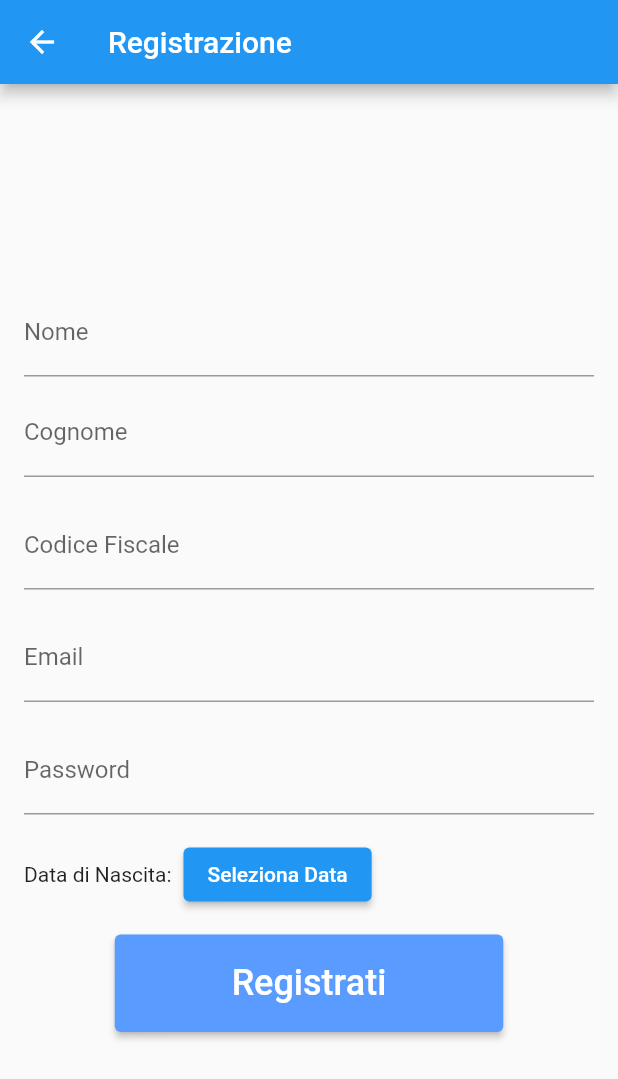
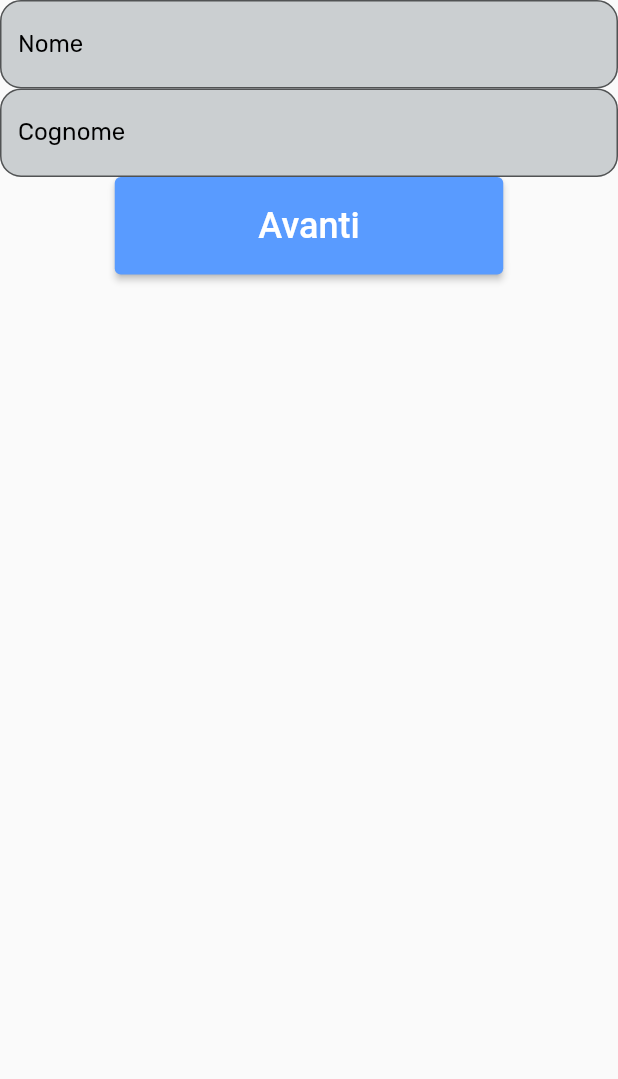
Before and after one commit to PoneiSaya/DeepTald, a Flutter app: the RegistrationScreen screen opened directly, on a phone screen of 412 x 824 dp. Shown: the top 1079 px of the screen. Run offline on Flutter 3.47's test engine with Material 2 defaults, Android fonts, the phone set to English and light mode, and no system bars; our stand-ins replace cloud_firestore, firebase_auth, firebase_core, get, google_fonts; accounts and stored records are empty.

Commit message:
add stepper  to registration

```diff
--- a/deep_tald/lib/features/authentication/controllers/auth_controller.dart
+++ b/deep_tald/lib/features/authentication/controllers/auth_controller.dart
@@ -27,7 +27,7 @@ class AuthController extends GetxController {
   _initialScreen(User? user) {
     if (user == null) {
       Get.offAll(() =>
-          LoginScreen()); //se al posto di login metti home ti porta alla home
+          RegistrationScreen()); //se al posto di login metti home ti porta alla home
     } else {
       print("TI SEI LOGGATO");
       //Get.offAll(() => HomePage()); quando avremo una home
--- a/deep_tald/lib/features/authentication/presentation/screens/registration_screen.dart
+++ b/deep_tald/lib/features/authentication/presentation/screens/registration_screen.dart
@@ -1,26 +1,38 @@
 import 'dart:convert';
 
 import 'package:crypto/crypto.dart';
-import '../../../../model/entity/paziente.dart';
-import '../../../../model/entity/medico.dart';
+import 'package:deep_tald/features/authentication/controllers/auth_controller.dart';
+import 'package:deep_tald/features/authentication/presentation/widget/Button.dart';
+import 'package:deep_tald/features/authentication/presentation/widget/custom_textfield.dart';
+import 'package:deep_tald/model/entity/paziente.dart';
+import 'package:firebase_auth/firebase_auth.dart';
 import 'package:flutter/material.dart';
+import 'package:deep_tald/repository/user_repository.dart';
 import 'package:get/get.dart';
-import '../../controllers/auth_controller.dart';
-import 'package:deep_tald/repository/user_repository.dart';
 
-import '../widget/Button.dart';
+class RegistrationScreen extends StatefulWidget {
+  @override
+  RegistrationScreenState createState() => RegistrationScreenState();
+}
 
-class RegistrationScreen extends StatelessWidget {
+class RegistrationScreenState extends State<RegistrationScreen> {
   final AuthController authController = Get.find();
-  final UserRepository userRepository = Get.find();
-
   final TextEditingController emailController = TextEditingController();
   final TextEditingController passwordController = TextEditingController();
   final TextEditingController nomeController = TextEditingController();
   final TextEditingController cognomeController = TextEditingController();
+  final PageController pageController = PageController();
   final TextEditingController codiceFiscaleController = TextEditingController();
-  DateTime?
-      selectedDate; // Aggiunto per tenere traccia della data di nascita selezionata
+  DateTime? selectedDate;
+  int currentStep = 0;
+
+  final UserRepository user = UserRepository();
+
+  void _goToNextStep() {
+    setState(() {
+      currentStep += 1;
+    });
+  }
 
   Future<void> _selectDate(BuildContext context) async {
     final DateTime? picked = await showDatePicker(
@@ -30,13 +42,11 @@ class RegistrationScreen extends StatelessWidget {
       lastDate: DateTime.now(),
     );
     if (picked != null && picked != selectedDate) {
-      // La data è stata selezionata
       selectedDate = picked;
     }
   }
 
   static bool isValidEmail(String email) {
-    // Espressione regolare per verificare il formato dell'email
     RegExp emailRegex =
         RegExp(r'^[a-zA-Z0-9._-]+@[a-zA-Z0-9.-]+\.[a-zA-Z]{2,4}$');
     if (emailRegex.hasMatch(email)) {
@@ -48,7 +58,6 @@ class RegistrationScreen extends StatelessWidget {
   }
 
   static bool isValidCodiceFiscale(String codiceFiscale) {
-    // Espressione regolare per verificare il formato del codice fiscale italiano
     RegExp codiceFiscaleRegex = RegExp(
         r'^[A-Z]{6}[A-Z0-9]{2}[A-Z][A-Z0-9]{2}[A-Z][A-Z0-9]{3}[A-Z]$',
         caseSensitive: true);
@@ -62,69 +71,72 @@ class RegistrationScreen extends StatelessWidget {
   }
 
   String hashPassword(String password) {
-    // Crea un oggetto SHA-256
     var hash = sha256.convert(utf8.encode(password));
-
-    // Converte l'hash in una stringa esadecimale
     String hashedPassword = hash.toString();
-
     return hashedPassword;
   }
 
   @override
   Widget build(BuildContext context) {
     return Scaffold(
-      appBar: AppBar(
-        title: Text('Registrazione'),
+      body: _buildStep(context),
+    );
+  }
+
+  Widget _buildStep(BuildContext context) {
+    switch (currentStep) {
+      case 0:
+        return _buildStep1(context);
+      case 1:
+        return _buildStep2(context);
+      case 2:
+        return _buildStep3(context);
+      default:
+        return Container(); // Handle other cases if necessary
+    }
+  }
+
+  Widget _buildStep1(BuildContext context) {
+    return Column(
+      children: [
+        CustomTextfield(control: nomeController, hintString: "Nome"),
+        CustomTextfield(control: cognomeController, hintString: "Cognome"),
+        Button(
+          onPressed: () => _goToNextStep(),
+          buttonText: 'Avanti',
         ),
-      body: Padding(
-        padding: EdgeInsets.all(16.0),
-        child: Column(
-          mainAxisAlignment: MainAxisAlignment.center,
+      ],
+    );
+  }
+
+  Widget _buildStep2(BuildContext context) {
+    return Column(
       children: [
-            TextField(
-              controller: nomeController,
-              decoration: InputDecoration(labelText: 'Nome'),
+        Text('Data di Nascita:'),
+        ElevatedButton(
+          onPressed: () => _selectDate(context),
+          child: Text('Seleziona Data'),
         ),
-            SizedBox(height: 8.0),
-            TextField(
-              controller: cognomeController,
-              decoration: InputDecoration(labelText: 'Cognome'),
+        CustomTextfield(
+            control: codiceFiscaleController, hintString: "Codice fiscale"),
+        Button(
+          onPressed: () => _goToNextStep(),
+          buttonText: 'Avanti',
         ),
-            SizedBox(height: 16.0),
-            TextField(
-              controller: codiceFiscaleController,
-              decoration: InputDecoration(labelText: 'Codice Fiscale'),
-            ),
-            SizedBox(height: 8.0),
-            SizedBox(height: 8.0),
-            TextField(
-              controller: emailController,
-              decoration: InputDecoration(labelText: 'Email'),
-            ),
-            SizedBox(height: 8.0),
-            SizedBox(height: 8.0),
+      ],
+    );
+  }
+
+  Widget _buildStep3(BuildContext context) {
+    return Column(
+      children: [
+        CustomTextfield(control: emailController, hintString: "Email"),
         TextField(
           controller: passwordController,
           decoration: InputDecoration(labelText: 'Password'),
           obscureText: true,
         ),
-            SizedBox(height: 8.0),
-            SizedBox(height: 8.0),
-            Row(
-              children: [
-                Text('Data di Nascita:'),
-                SizedBox(width: 8.0),
-                ElevatedButton(
-                  onPressed: () => _selectDate(context),
-                  child: Text('Seleziona Data'),
-                ),
-                SizedBox(width: 8.0),
-              ],
-            ),
-            SizedBox(height: 16.0),
         Button(
-              buttonText: "Registrati",
           onPressed: () async {
             String email = emailController.text.trim();
             String codiceFiscale = codiceFiscaleController.text.trim();
@@ -143,18 +155,7 @@ class RegistrationScreen extends StatelessWidget {
                 isValidCodiceFiscale(codiceFiscale)) {
               //bool isEmailTaken = await userRepository.isEmailTaken(email);
               bool isCodiceFiscaleTaken =
-                      await userRepository.isCodiceFiscaleTaken(codiceFiscale);
-
-                  /**
-                  if (isEmailTaken) {
-                    Get.snackbar(
-                      'Email già registrata',
-                      'Questa email è già associata a un account.',
-                      snackPosition: SnackPosition.BOTTOM,
-                    );
-                    return;
-                  } */
-
+                  await user.isCodiceFiscaleTaken(codiceFiscale);
               if (isCodiceFiscaleTaken) {
                 Get.snackbar(
                   'Codice Fiscale già registrato',
@@ -164,20 +165,12 @@ class RegistrationScreen extends StatelessWidget {
                 return;
               }
               // Crea un'istanza di Paziente
-                  Paziente paziente = Paziente(nome, cognome, codiceFiscale,
-                      email, hashedPassword, selectedDate!);
-
+              Paziente paziente = Paziente(nome, cognome, codiceFiscale, email,
+                  hashedPassword, selectedDate!);
               // Chiamare il metodo di registrazione del repository Paziente
               //await userRepository.createPaziente(paziente);
-                  await authController.registerWithEmailAndPassword(
-                      nome,
-                      cognome,
-                      codiceFiscale,
-                      email,
-                      hashedPassword,
-                      selectedDate!);
-
-                  // Puoi implementare la logica di navigazione o feedback all'utente qui
+              await authController.registerWithEmailAndPassword(nome, cognome,
+                  codiceFiscale, email, hashedPassword, selectedDate!);
             } else {
               Get.snackbar(
                 'Campi vuoti',
@@ -186,10 +179,9 @@ class RegistrationScreen extends StatelessWidget {
               );
             }
           },
+          buttonText: 'Registrati',
         ),
       ],
-        ),
-      ),
     );
   }
 }
```
Also changed, not shown: deep_tald/lib/features/authentication/presentation/widget/Tab.dart (added, +23 -0 lines), 1 other file. Lines whose indentation alone changed are shown as unchanged.
